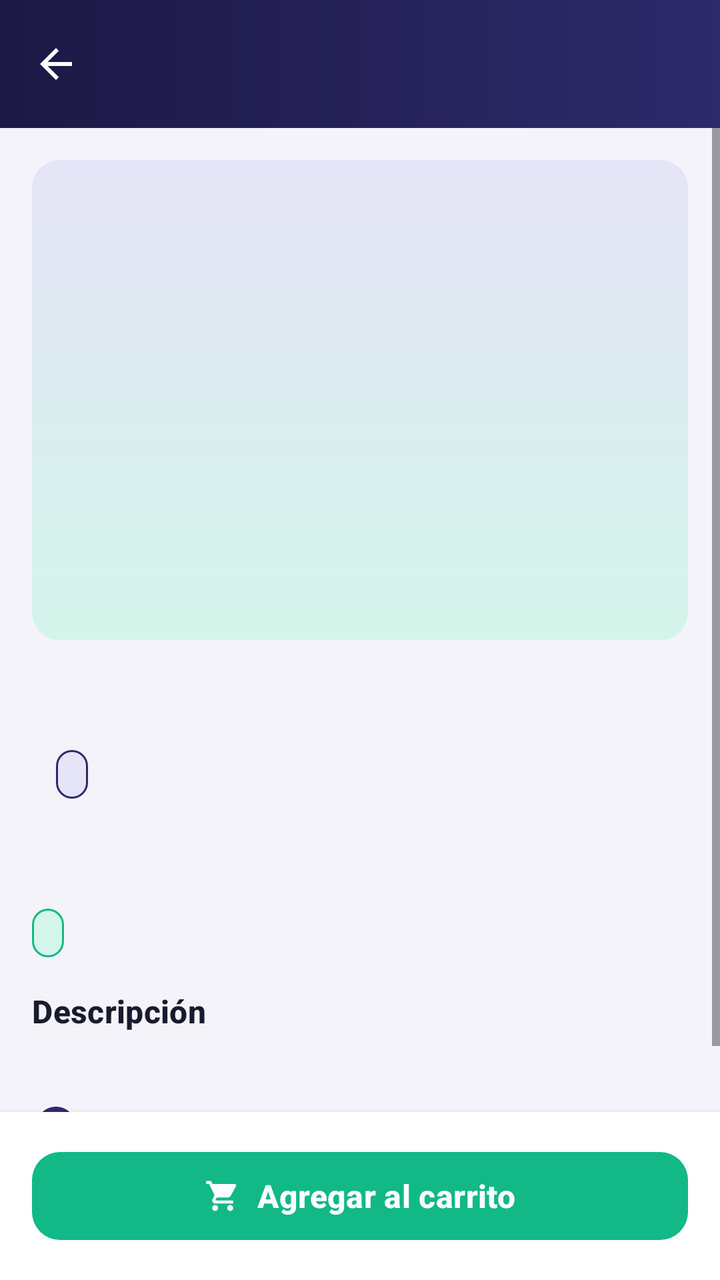
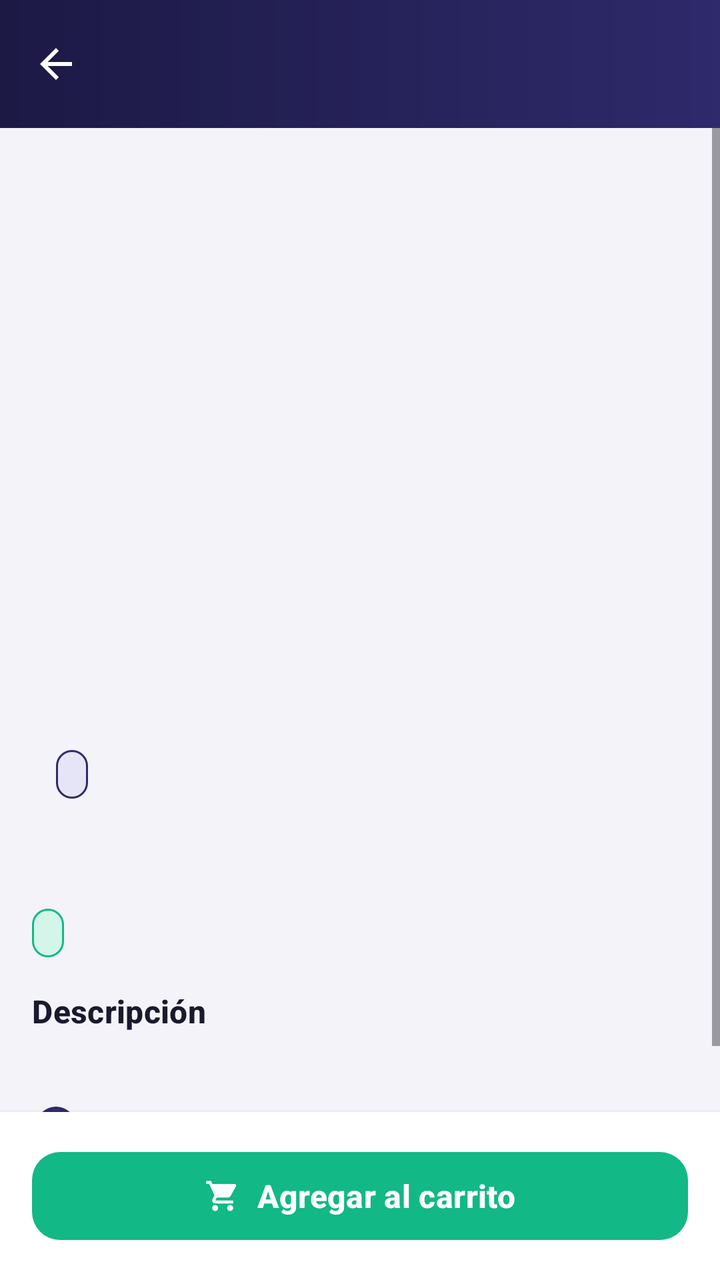

Before-and-after screenshots of an Android layout around one commit, followed by the original layout XML and the change that was made.
<!-- AndroidManifest.xml: application theme Theme.TechNova -->
<!-- res/layout/activity_product_detail.xml -->
<?xml version="1.0" encoding="utf-8"?>
<LinearLayout xmlns:android="http://schemas.android.com/apk/res/android"
    xmlns:app="http://schemas.android.com/apk/res-auto"
    android:layout_width="match_parent"
    android:layout_height="match_parent"
    android:background="@color/tn_background"
    android:orientation="vertical">

    <com.google.android.material.appbar.MaterialToolbar
        android:id="@+id/toolbar"
        style="@style/Widget.TechNova.Toolbar"
        android:layout_width="match_parent"
        android:layout_height="wrap_content"
        app:navigationIcon="@drawable/ic_back" />

    <ScrollView
        android:layout_width="match_parent"
        android:layout_height="0dp"
        android:layout_weight="1">

        <LinearLayout
            android:layout_width="match_parent"
            android:layout_height="wrap_content"
            android:orientation="vertical"
            android:padding="@dimen/space_l">

            <ImageView
                android:id="@+id/ivProduct"
                android:layout_width="match_parent"
                android:layout_height="@dimen/product_image_detail"
                android:background="@drawable/bg_product_image"
                android:contentDescription="@string/cd_product_image"
                android:padding="@dimen/space_xxl" />

            <TextView
                android:id="@+id/tvName"
                style="@style/Text.TechNova.Headline"
                android:layout_width="wrap_content"
                android:layout_height="wrap_content"
                android:layout_marginTop="@dimen/space_l" />

            <LinearLayout
                android:layout_width="match_parent"
                android:layout_height="wrap_content"
                android:layout_marginTop="@dimen/space_xs"
                android:gravity="center_vertical"
                android:orientation="horizontal">

                <TextView
                    android:id="@+id/tvRating"
                    style="@style/Text.TechNova.Body"
                    android:layout_width="wrap_content"
                    android:layout_height="wrap_content"
                    android:textColor="@color/tn_amber" />

                <TextView
                    android:id="@+id/tvCategory"
                    style="@style/Text.TechNova.Badge"
                    android:layout_width="wrap_content"
                    android:layout_height="wrap_content"
                    android:layout_marginStart="@dimen/space_m"
                    android:background="@drawable/bg_badge_info"
                    android:textColor="@color/tn_indigo" />
            </LinearLayout>

            <TextView
                android:id="@+id/tvPrice"
                style="@style/Text.TechNova.Price"
                android:layout_width="wrap_content"
                android:layout_height="wrap_content"
                android:layout_marginTop="@dimen/space_m"
                android:textSize="@dimen/text_headline" />

            <LinearLayout
                android:layout_width="match_parent"
                android:layout_height="wrap_content"
                android:layout_marginTop="@dimen/space_s"
                android:orientation="horizontal">

                <TextView
                    android:id="@+id/tvStock"
                    style="@style/Text.TechNova.Badge"
                    android:layout_width="wrap_content"
                    android:layout_height="wrap_content"
                    android:background="@drawable/bg_badge_ok"
                    android:textColor="@color/tn_status_ok" />

                <TextView
                    android:id="@+id/tvSku"
                    style="@style/Text.TechNova.Caption"
                    android:layout_width="wrap_content"
                    android:layout_height="wrap_content"
                    android:layout_gravity="center_vertical"
                    android:layout_marginStart="@dimen/space_m" />
            </LinearLayout>

            <TextView
                style="@style/Text.TechNova.Subtitle"
                android:layout_width="wrap_content"
                android:layout_height="wrap_content"
                android:layout_marginTop="@dimen/space_l"
                android:text="@string/detail_description" />

            <TextView
                android:id="@+id/tvDescription"
                style="@style/Text.TechNova.Body"
                android:layout_width="match_parent"
                android:layout_height="wrap_content"
                android:layout_marginTop="@dimen/space_xs" />

            <TextView
                style="@style/Text.TechNova.Body"
                android:layout_width="match_parent"
                android:layout_height="wrap_content"
                android:layout_marginTop="@dimen/space_m"
                android:drawablePadding="@dimen/space_s"
                android:gravity="center_vertical"
                android:text="@string/detail_warranty"
                app:drawableStartCompat="@drawable/ic_check_circle" />
        </LinearLayout>
    </ScrollView>

    
    <LinearLayout
        android:layout_width="match_parent"
        android:layout_height="wrap_content"
        android:background="@color/tn_surface"
        android:elevation="@dimen/card_elevation"
        android:padding="@dimen/space_l">

        <com.google.android.material.button.MaterialButton
            android:id="@+id/btnAddCart"
            style="@style/Widget.TechNova.Button.Accent"
            android:layout_width="match_parent"
            android:layout_height="wrap_content"
            android:text="@string/btn_add_cart"
            app:icon="@drawable/ic_cart"
            app:iconGravity="textStart"
            app:iconTint="@color/tn_white" />
    </LinearLayout>
</LinearLayout>
<!-- resources referenced by this layout -->
<resources>
  <color name="tn_amber">#FFB020</color>
  <color name="tn_background">#F4F3FA</color>
  <color name="tn_indigo">#2E2A6B</color>
  <color name="tn_status_ok">#12B886</color>
  <color name="tn_surface">#FFFFFF</color>
  <color name="tn_white">#FFFFFF</color>
  <dimen name="card_elevation">3dp</dimen>
  <dimen name="product_image_detail">240dp</dimen>
  <dimen name="space_l">16dp</dimen>
  <dimen name="space_m">12dp</dimen>
  <dimen name="space_s">8dp</dimen>
  <dimen name="space_xs">4dp</dimen>
  <dimen name="space_xxl">32dp</dimen>
  <dimen name="text_headline">26sp</dimen>
  <!-- drawable bg_product_image (drawable) -->
  <?xml version="1.0" encoding="utf-8"?>
  <shape xmlns:android="http://schemas.android.com/apk/res/android" android:shape="rectangle">
      <gradient
          android:angle="270"
          android:endColor="@color/tn_mint_light"
          android:startColor="@color/tn_indigo_light" />
      <corners android:radius="@dimen/radius_m" />
  </shape>
  <string name="btn_add_cart">Agregar al carrito</string>
  <string name="cd_product_image">Imagen del producto</string>
  <string name="detail_description">Descripción</string>
  <string name="detail_warranty">Garantía de 12 meses (Ley 1480 de 2011)</string>
  <style name="Text.TechNova.Body" parent="TextAppearance.Material3.BodyMedium">
          <item name="android:textSize">@dimen/text_body</item>
          <item name="android:textColor">@color/tn_text_secondary</item>
      </style>
  <style name="Text.TechNova.Caption" parent="TextAppearance.Material3.BodySmall">
          <item name="android:textSize">@dimen/text_caption</item>
          <item name="android:textColor">@color/tn_text_secondary</item>
      </style>
  <style name="Text.TechNova.Headline" parent="TextAppearance.Material3.HeadlineSmall">
          <item name="android:textSize">@dimen/text_headline</item>
          <item name="android:textColor">@color/tn_text_primary</item>
          <item name="android:textStyle">bold</item>
      </style>
  <style name="Text.TechNova.Price" parent="TextAppearance.Material3.TitleMedium">
          <item name="android:textSize">@dimen/text_subtitle</item>
          <item name="android:textColor">@color/tn_coral</item>
          <item name="android:textStyle">bold</item>
      </style>
  <style name="Text.TechNova.Subtitle" parent="TextAppearance.Material3.TitleSmall">
          <item name="android:textSize">@dimen/text_subtitle</item>
          <item name="android:textColor">@color/tn_text_primary</item>
          <item name="android:textStyle">bold</item>
      </style>
  <style name="Widget.TechNova.Button.Accent">
          <item name="backgroundTint">@color/tn_mint</item>
      </style>
  <color name="tn_indigo_light">#E6E4F7</color>
  <dimen name="radius_l">22dp</dimen>
  <dimen name="stroke_width">1dp</dimen>
  <color name="tn_mint_light">#D3F5EA</color>
  <dimen name="radius_m">14dp</dimen>
  <dimen name="text_caption">12sp</dimen>
  <dimen name="text_body">14sp</dimen>
  <color name="tn_text_secondary">#5F6077</color>
  <color name="tn_text_primary">#1A1A2E</color>
  <dimen name="text_subtitle">16sp</dimen>
  <color name="tn_coral">#FF6B4A</color>
  <color name="tn_mint">#12B886</color>
  <style name="ThemeOverlay.TechNova.Toolbar" parent="ThemeOverlay.Material3.Dark.ActionBar">
          <item name="colorControlNormal">@color/tn_white</item>
          <item name="colorOnSurface">@color/tn_white</item>
      </style>
  <color name="tn_status_error">#E5484D</color>
  <color name="tn_divider">#DCDBE8</color>
  <color name="tn_indigo_dark">#1C1945</color>
  <style name="Widget.TechNova.Card" parent="Widget.Material3.CardView.Elevated">
          <item name="cardCornerRadius">@dimen/radius_m</item>
          <item name="cardElevation">@dimen/card_elevation</item>
          <item name="cardBackgroundColor">@color/tn_surface</item>
      </style>
  <dimen name="button_height">52dp</dimen>
  <!-- unchanged entries left out for length: 11 -->
</resources>

<!-- the commit's change to res/layout/activity_product_detail.xml (unified diff, before → after) -->
@@ -24,13 +24,13 @@
             android:orientation="vertical"
             android:padding="@dimen/space_l">
 
-            <ImageView
+            <com.google.android.material.imageview.ShapeableImageView
                 android:id="@+id/ivProduct"
                 android:layout_width="match_parent"
                 android:layout_height="@dimen/product_image_detail"
-                android:background="@drawable/bg_product_image"
                 android:contentDescription="@string/cd_product_image"
-                android:padding="@dimen/space_xxl" />
+                android:scaleType="centerCrop"
+                app:shapeAppearanceOverlay="@style/ShapeAppearance.TechNova.Photo" />
 
             <TextView
                 android:id="@+id/tvName"
@@ -120,7 +120,6 @@
         </LinearLayout>
     </ScrollView>
 
-    
     <LinearLayout
         android:layout_width="match_parent"
         android:layout_height="wrap_content"
<!-- resource entries referenced after the edit -->
@@ -12,21 +12,15 @@
   <dimen name="space_m">12dp</dimen>
   <dimen name="space_s">8dp</dimen>
   <dimen name="space_xs">4dp</dimen>
-  <dimen name="space_xxl">32dp</dimen>
   <dimen name="text_headline">26sp</dimen>
-  <!-- drawable bg_product_image (drawable) -->
-  <?xml version="1.0" encoding="utf-8"?>
-  <shape xmlns:android="http://schemas.android.com/apk/res/android" android:shape="rectangle">
-      <gradient
-          android:angle="270"
-          android:endColor="@color/tn_mint_light"
-          android:startColor="@color/tn_indigo_light" />
-      <corners android:radius="@dimen/radius_m" />
-  </shape>
   <string name="btn_add_cart">Agregar al carrito</string>
   <string name="cd_product_image">Imagen del producto</string>
   <string name="detail_description">Descripción</string>
   <string name="detail_warranty">Garantía de 12 meses (Ley 1480 de 2011)</string>
+  <style name="ShapeAppearance.TechNova.Photo" parent="">
+          <item name="cornerFamily">rounded</item>
+          <item name="cornerSize">@dimen/radius_m</item>
+      </style>
   <style name="Text.TechNova.Body" parent="TextAppearance.Material3.BodyMedium">
           <item name="android:textSize">@dimen/text_body</item>
           <item name="android:textColor">@color/tn_text_secondary</item>
